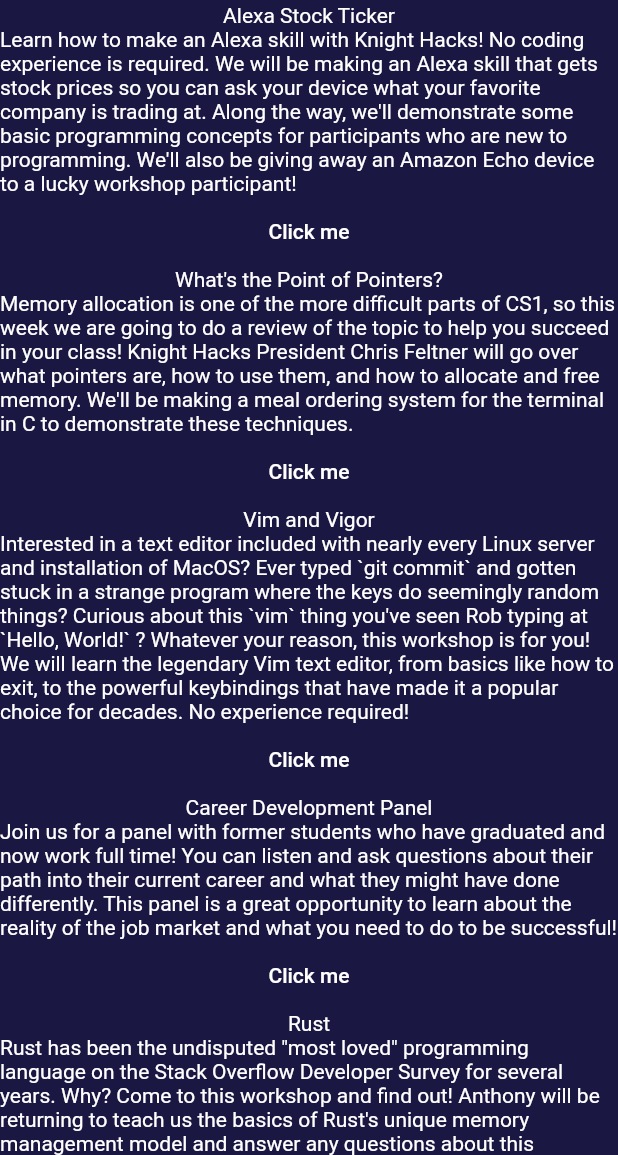
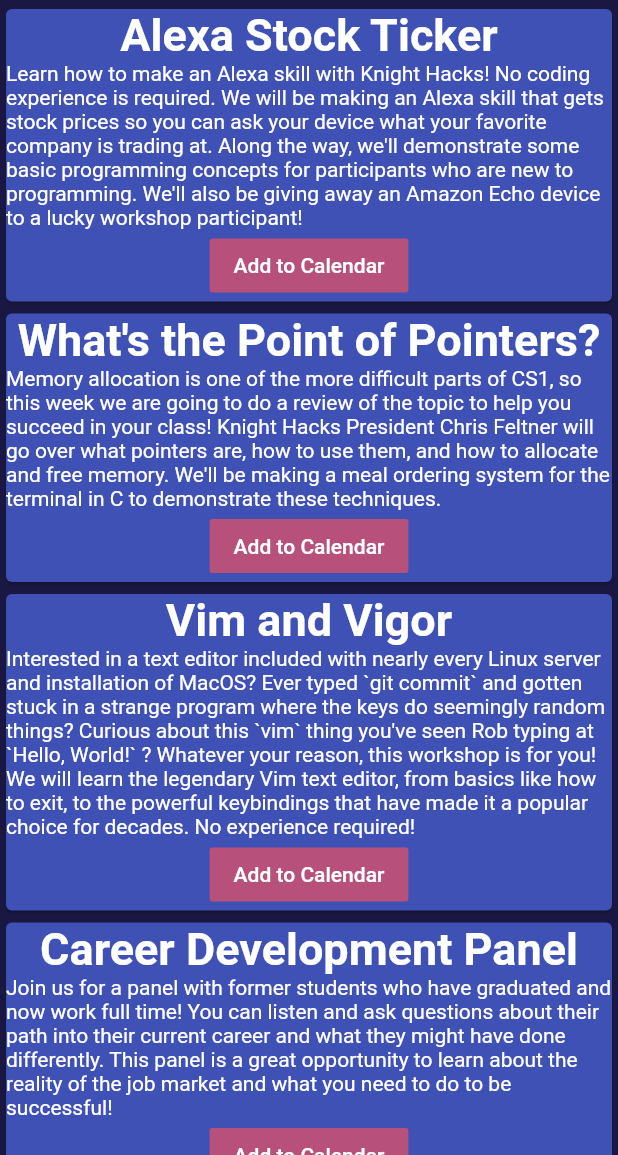
Before and after one commit to KnightHacks/club-app-2021, a Flutter app: the Home screen opened by its route, on a phone screen of 412 x 824 dp, the part 81-1236 px from its top. Run offline on Flutter 3.47's test engine with Material 2 defaults, Android fonts, the phone set to English and light mode, and no system bars; our stand-ins replace email_validator, firebase_auth; missing offline and left inert: add_2_calendar; accounts and stored records are empty.

Commit message:
place events in cards

```diff
--- /dev/null
+++ b/lib/constants.dart
@@ -0,0 +1,21 @@
+import 'package:flutter/material.dart';
+
+TextStyle kCardTitleStyle = TextStyle(
+  fontSize: 30,
+  fontWeight: FontWeight.bold,
+  color: Colors.white
+);
+
+TextStyle kCardDescriptionStyle = TextStyle(
+  color: Colors.white
+);
+
+TextStyle kAddToCalStyle = TextStyle(
+  color: Colors.white
+);
+
+TextStyle kGeneralTextStyle = TextStyle(
+  color: Colors.white
+);
+
+Color kIconColor = Colors.white;
--- a/lib/main.dart
+++ b/lib/main.dart
@@ -22,9 +22,7 @@ class MyApp extends StatelessWidget {
        scaffoldBackgroundColor: Color(0xFF1A1843),
        accentColor:  Color(0xFFb7517c),
        toggleableActiveColor: Color(0xFF36328B),
-       //cardColor: Colors.white,
-       //inactive color
-
+       cardColor: Colors.indigo
      ),
 
       initialRoute: Login.id,
--- a/lib/screens/home.dart
+++ b/lib/screens/home.dart
@@ -2,6 +2,7 @@ import 'package:add_2_calendar/add_2_calendar.dart';
 import 'package:club_app_2021/widgets/title_bar.dart';
 import 'package:flutter/material.dart';
 import 'package:club_app_2021/model/Event.dart';
+import 'package:club_app_2021/constants.dart';
 
 class Home extends StatefulWidget {
   static const String id = "Home";
@@ -69,12 +70,20 @@ class _HomeState extends State<Home> {
       appBar: titleBar,
       body: SafeArea(
         child: ListView(
-          children: events.map((e) => Column(
+          children: events.map((e) => Card(
+            child: Column(
               children: <Widget>[
-              Text(e.title),
-              Text(e.description),
-              FlatButton(onPressed: (){
-                // Share.share("text");
+                Text(
+                    e.title,
+                    style: kCardTitleStyle
+                ),
+                Text(
+                  e.description,
+                  style: kCardDescriptionStyle
+                ),
+                FlatButton(
+                  color: Theme.of(context).accentColor,
+                    onPressed: () {
                       final Event event = Event(
                         title: e.title,
                         description: e.description,
@@ -82,8 +91,13 @@ class _HomeState extends State<Home> {
                         endDate: e.dateTime,
                       );
                       Add2Calendar.addEvent2Cal(event);
-              }, child: Text('Click me'))
+                    },
+                    child: Text(
+                  'Add to Calendar',
+                  style: kAddToCalStyle
+                ))
               ],
+            ),
           )).toList(),
         ),
       ),
```
Also changed, not shown: lib/widgets/faq_list.dart (+8 -4 lines). Lines whose indentation alone changed are shown as unchanged.
